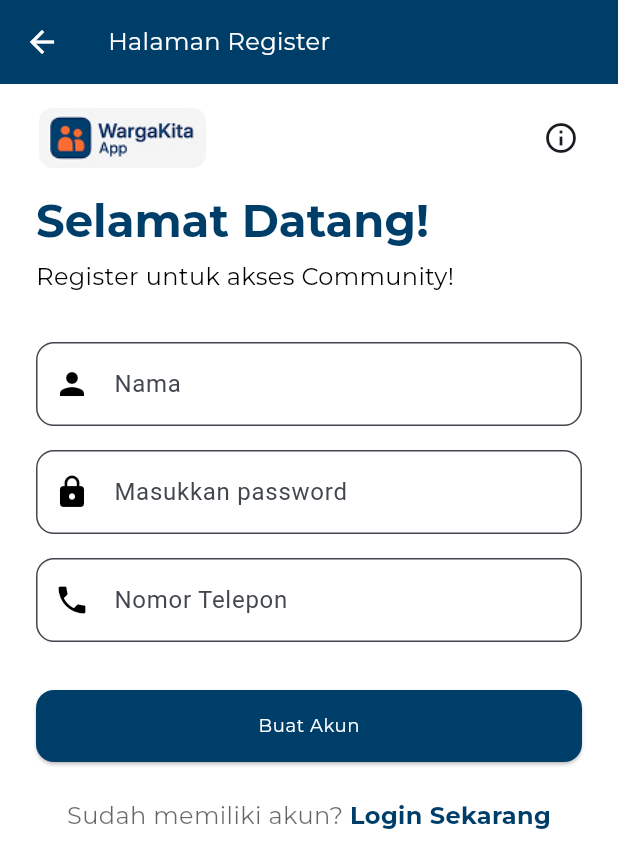
After one commit to NaufalFadhiil/WargaKitaAPP, a Flutter app: the RegisterScreen screen opened directly, on a phone screen of 412 x 824 dp. The commit adds this screen. Shown: the top 868 px of the screen. Run offline on Flutter 3.47's test engine with Material 3 defaults, Android fonts, the phone set to English and light mode, and no system bars; project files that could hold a hidden picture were left out.

Commit message:
Pembuatan Halaman Register (tanpa logika)

```diff
--- a/lib/main.dart
+++ b/lib/main.dart
@@ -1,5 +1,6 @@
 import 'package:flutter/material.dart';
 import 'package:warga_kita_app/style/theme/wargakita_theme.dart';
+import 'screen/register_screen.dart';
 
 void main() {
   runApp(const MyApp());
--- /dev/null
+++ b/lib/screen/register_screen.dart
@@ -0,0 +1,136 @@
+import 'package:flutter/material.dart';
+
+class RegisterScreen extends StatelessWidget {
+  const RegisterScreen({super.key});
+
+  @override
+  Widget build(BuildContext context) {
+    return Scaffold(
+      appBar: AppBar(
+        title: Text('Halaman Register',
+            style: Theme.of(context).textTheme.bodyMedium?.copyWith(color: Colors.white),
+
+        ),
+      ),
+      body: SingleChildScrollView(
+        padding: const EdgeInsets.symmetric(horizontal: 24.0, vertical: 16.0),
+        child: Column(
+          crossAxisAlignment: CrossAxisAlignment.start,
+          children: [
+            Row(
+              mainAxisAlignment: MainAxisAlignment.spaceBetween,
+              children: [
+                Padding(
+                  padding: const EdgeInsets.only(left: 2.0),
+                  child: Image.asset(
+                    'assets/images/logo+name.png',
+                    height: 40,
+
+                  ),
+                ),
+                Padding(
+                  padding: const EdgeInsets.only(right: 2.0),
+                  child: Icon(Icons.info_outline, color: Theme.of(context).colorScheme.onBackground),
+                ),
+              ],
+            ),
+            const SizedBox(height: 16),
+            Text(
+              'Selamat Datang!',
+              style: Theme.of(context).textTheme.headlineLarge,
+            ),
+            const SizedBox(height: 8),
+            Text(
+              'Register untuk akses Community!',
+              style: Theme.of(context).textTheme.bodyMedium,
+            ),
+            const SizedBox(height: 32),
+            TextFormField(
+              decoration: InputDecoration(
+                prefixIcon: Icon(Icons.person, color: Theme.of(context).colorScheme.onSurface),
+                labelText: 'Nama',
+                border: const OutlineInputBorder(
+                  borderRadius: BorderRadius.all(Radius.circular(12)),
+                  borderSide: BorderSide(width: 1.0),
+
+                ),
+                filled: true,
+                fillColor: Theme.of(context).scaffoldBackgroundColor,
+              ),
+            ),
+            const SizedBox(height: 16),
+            TextFormField(
+              obscureText: true,
+              decoration: InputDecoration(
+                prefixIcon: Icon(Icons.lock, color: Theme.of(context).colorScheme.onSurface),
+                labelText: 'Masukkan password',
+                border: const OutlineInputBorder(
+                  borderRadius: BorderRadius.all(Radius.circular(12)),
+                  borderSide: BorderSide(width: 1.0),
+                ),
+                filled: true,
+                fillColor: Theme.of(context).scaffoldBackgroundColor,
+              ),
+            ),
+            const SizedBox(height: 16),
+            TextFormField(
+              keyboardType: TextInputType.phone,
+              decoration: InputDecoration(
+                prefixIcon: Icon(Icons.phone, color: Theme.of(context).colorScheme.onSurface),
+                labelText: 'Nomor Telepon',
+                border: const OutlineInputBorder(
+                  borderRadius: BorderRadius.all(Radius.circular(12)),
+                  borderSide: BorderSide(width: 1.0),
+                ),
+                filled: true,
+                fillColor: Theme.of(context).scaffoldBackgroundColor,
+              ),
+            ),
+            const SizedBox(height: 32),
+            SizedBox(
+              width: double.infinity,
+              child: ElevatedButton(
+                onPressed: () {
+                  // logika registrasi
+                },
+                style: ElevatedButton.styleFrom(
+                  backgroundColor: Theme.of(context).colorScheme.primary,
+                  padding: const EdgeInsets.symmetric(vertical: 16),
+                  shape: RoundedRectangleBorder(
+                    borderRadius: BorderRadius.circular(12),
+                  ),
+                ),
+                child: Text(
+                  'Buat Akun',
+                  style: Theme.of(context).textTheme.bodySmall!.copyWith(color: Theme.of(context).colorScheme.onPrimary),
+                ),
+              ),
+            ),
+            const SizedBox(height: 24),
+            Row(
+              mainAxisAlignment: MainAxisAlignment.center,
+              children: [
+                Text(
+                  'Sudah memiliki akun? ',
+                  style: TextStyle(color: Theme.of(context).colorScheme.onSurface.withOpacity(0.6)),
+                ),
+                GestureDetector(
+                  onTap: () {
+                    // navigasi ke halaman login
+                  },
+                  child: Text(
+                    'Login Sekarang',
+                    style: TextStyle(
+                      color: Theme.of(context).colorScheme.primary,
+                      fontWeight: FontWeight.bold,
+                    ),
+                  ),
+                ),
+              ],
+            ),
+          ],
+        ),
+      ),
+    );
+  }
+}
--- a/pubspec.yaml
+++ b/pubspec.yaml
@@ -64,6 +64,9 @@
   #   - images/a_dot_burr.jpeg
   #   - images/a_dot_ham.jpeg
 
+    - assets/images/logo.png
+    - assets/images/logo+name.png
+
   # An image asset can refer to one or more resolution-specific "variants", see
   # https://flutter.dev/to/resolution-aware-images
 
```
Also changed, not shown: assets/images/logo+name.png (added), assets/images/logo.png (added).
